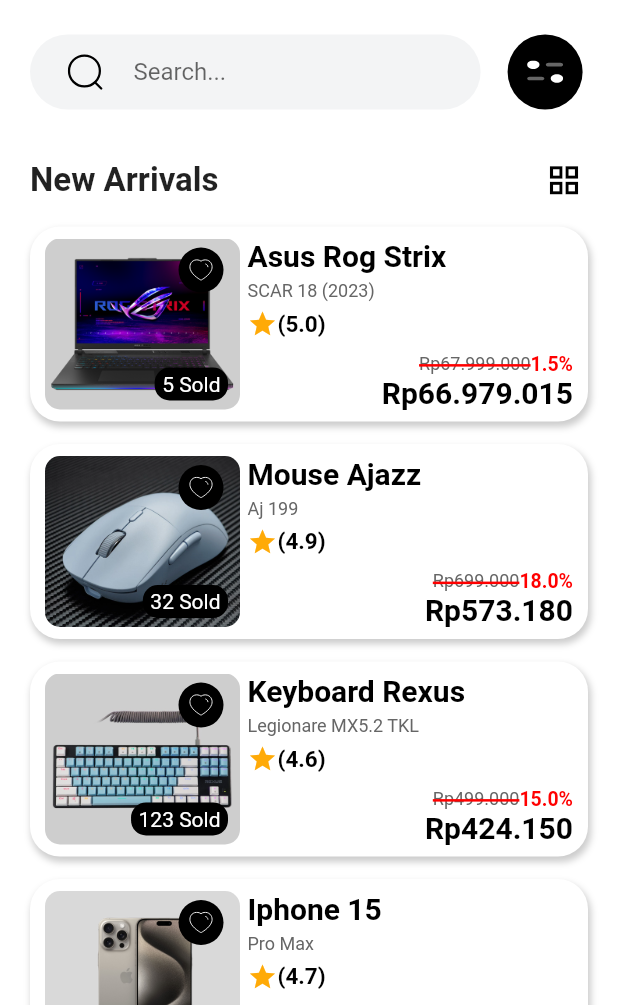
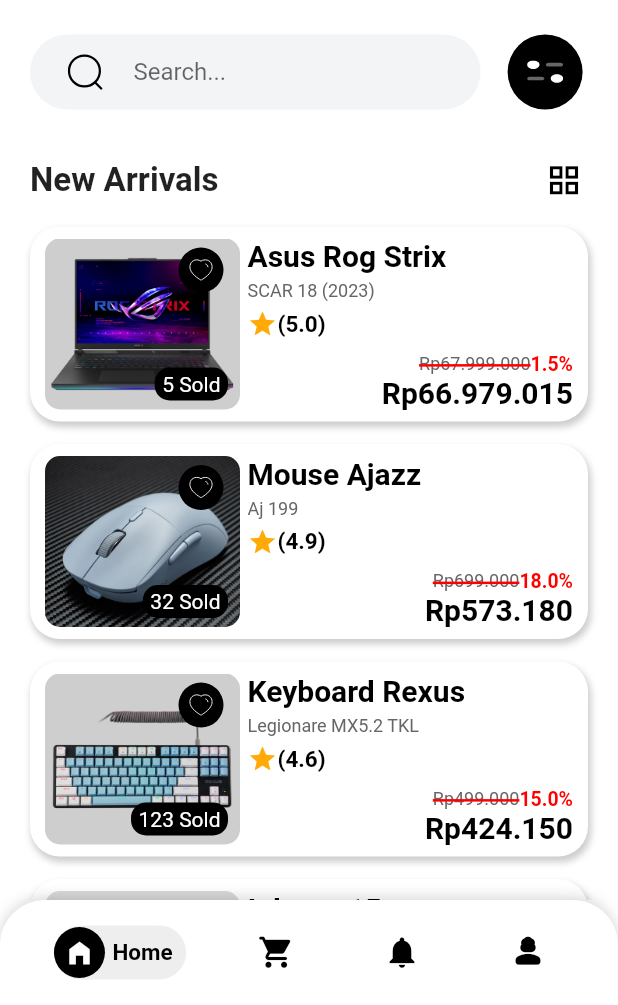
Before and after one commit to DanarWijanarko/Tugas-Flutter-Ecommerce, a Flutter app: the screen it shows after launch, on a phone screen of 412 x 824 dp, the part 231-1236 px from its top. Run offline on Flutter 3.47's test engine with Material 2 defaults, Android fonts, the phone set to English and light mode, and no system bars; our stand-ins replace flutter_svg.

Commit message:
Add Bottom Navigation

```diff
--- /dev/null
+++ b/lib/components/navbar_button.dart
@@ -0,0 +1,71 @@
+import 'package:flutter/material.dart';
+import 'package:tugas5_list_grid_view/theme.dart';
+
+class MyNavbarButton extends StatelessWidget {
+  final VoidCallback onPressed;
+  final String title;
+  final IconData icon;
+  final int? selectedIndex, index;
+
+  const MyNavbarButton({
+    super.key,
+    required this.onPressed,
+    required this.title,
+    required this.icon,
+    required this.selectedIndex,
+    required this.index,
+  });
+
+  @override
+  Widget build(BuildContext context) {
+    if (selectedIndex == index) {
+      return InkWell(
+        onTap: onPressed,
+        child: Container(
+          padding: const EdgeInsets.only(right: 9),
+          decoration: BoxDecoration(
+            color: bgActiveNavbar,
+            borderRadius: BorderRadius.circular(100),
+          ),
+          child: Row(
+            children: [
+              Container(
+                padding: const EdgeInsets.all(7),
+                decoration: BoxDecoration(
+                  color: black,
+                  borderRadius: BorderRadius.circular(100),
+                ),
+                child: Icon(
+                  icon,
+                  size: 20,
+                  color: white,
+                ),
+              ),
+              const SizedBox(width: 5),
+              Padding(
+                padding: const EdgeInsets.symmetric(vertical: 9),
+                child: Text(
+                  title,
+                  style: TextStyle(
+                    fontWeight: FontWeight.w600,
+                    color: black,
+                    fontSize: 15,
+                  ),
+                ),
+              ),
+            ],
+          ),
+        ),
+      );
+    } else {
+      return IconButton(
+        onPressed: onPressed,
+        icon: Icon(
+          icon,
+          color: black,
+          size: 25,
+        ),
+      );
+    }
+  }
+}
--- a/lib/functions/my_function.dart
+++ b/lib/functions/my_function.dart
@@ -31,6 +31,7 @@
       ),
     );
   }
+
   static back(context) {
     Navigator.pop(context);
   }
--- a/lib/main.dart
+++ b/lib/main.dart
@@ -1,5 +1,7 @@
 import 'package:flutter/material.dart';
-import 'package:tugas5_list_grid_view/pages/home.dart';
+import 'package:tugas5_list_grid_view/components/navbar_button.dart';
+import 'package:tugas5_list_grid_view/theme.dart';
+import 'package:tugas5_list_grid_view/pages/home/home.dart';
 
 void main() {
   runApp(const MyApp());
@@ -14,7 +16,7 @@
       title: 'Gadget App',
       theme: ThemeData(fontFamily: 'roboto'),
       debugShowCheckedModeBanner: false,
-      home: MyLayout(),
+      home: const MyLayout(),
     );
   }
 }
@@ -27,8 +29,85 @@
 }
 
 class _MyLayoutState extends State<MyLayout> {
+  int selectedIndex = 0;
+
+  static List pages = [
+    const MyHomePage(),
+    const Center(child: Text("Cart")),
+    const Center(child: Text("Notification")),
+    const Center(child: Text("Profile")),
+  ];
+
+  void handlePagesChanged(int index) {
+    setState(() {
+      selectedIndex = index;
+    });
+  }
+
   @override
   Widget build(BuildContext context) {
-    return const MyHomePage();
+    return Scaffold(
+      backgroundColor: white,
+      body: pages.elementAt(selectedIndex),
+      bottomNavigationBar: Container(
+        height: 70,
+        width: MediaQuery.of(context).size.width,
+        decoration: BoxDecoration(
+            color: white,
+            borderRadius: const BorderRadius.only(
+              topLeft: Radius.circular(30),
+              topRight: Radius.circular(30),
+            ),
+            boxShadow: [
+              BoxShadow(
+                color: black.withOpacity(0.15),
+                blurRadius: 7,
+                spreadRadius: 0,
+                offset: const Offset(0, -2),
+              ),
+            ]),
+        child: Row(
+          mainAxisAlignment: MainAxisAlignment.spaceEvenly,
+          children: [
+            MyNavbarButton(
+              onPressed: () {
+                handlePagesChanged(0);
+              },
+              title: "Home",
+              icon: Icons.home_filled,
+              selectedIndex: selectedIndex,
+              index: 0,
+            ),
+            MyNavbarButton(
+              onPressed: () {
+                handlePagesChanged(1);
+              },
+              title: "Cart",
+              icon: Icons.shopping_cart_rounded,
+              selectedIndex: selectedIndex,
+              index: 1,
+            ),
+            MyNavbarButton(
+              onPressed: () {
+                handlePagesChanged(2);
+              },
+              title: "Notification",
+              icon: Icons.notifications,
+              selectedIndex: selectedIndex,
+              index: 2,
+            ),
+            MyNavbarButton(
+              onPressed: () {
+                handlePagesChanged(3);
+              },
+              title: "Profile",
+              icon: Icons.person_3_rounded,
+              selectedIndex: selectedIndex,
+              index: 3,
+            ),
+          ],
+        ),
+      ),
+    );
   }
 }
--- a/lib/pages/home.dart
+++ b/lib/pages/home/home.dart
@@ -1,7 +1,7 @@
 import 'package:flutter/material.dart';
 import 'package:tugas5_list_grid_view/components/app_bar_custom.dart';
-import 'package:tugas5_list_grid_view/pages/views/grid_view_product_custom.dart';
-import 'package:tugas5_list_grid_view/pages/views/list_view_products_custom.dart';
+import 'package:tugas5_list_grid_view/pages/home/views/grid_view_product_custom.dart';
+import 'package:tugas5_list_grid_view/pages/home/views/list_view_products_custom.dart';
 import 'package:tugas5_list_grid_view/components/search_field_custom.dart';
 import 'package:tugas5_list_grid_view/components/text_button_custom.dart';
 import 'package:tugas5_list_grid_view/theme.dart';
--- a/lib/theme.dart
+++ b/lib/theme.dart
@@ -6,3 +6,4 @@
 Color bgGrey = const Color(0xFFF3F4F5);
 Color yellow = const Color(0xFFFFAA07);
 Color red = const Color(0xFFFF0000);
+Color bgActiveNavbar = const Color(0xffEEEEEE);
```
Also changed, not shown: lib/pages/home/views/grid_view_product_custom.dart (renamed from lib/pages/views/grid_view_product_custom.dart), lib/pages/home/views/list_view_products_custom.dart (renamed from lib/pages/views/list_view_products_custom.dart).
